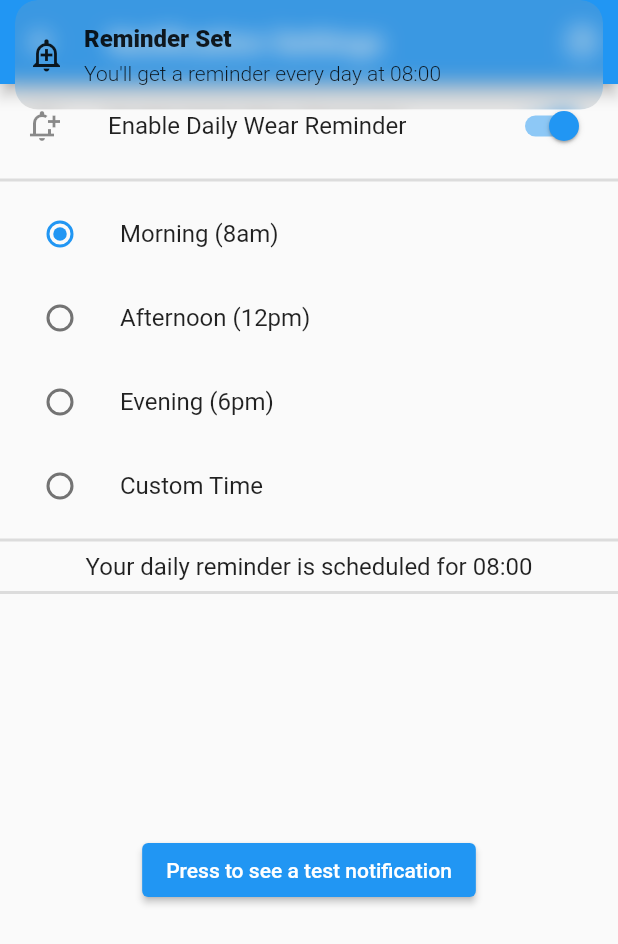
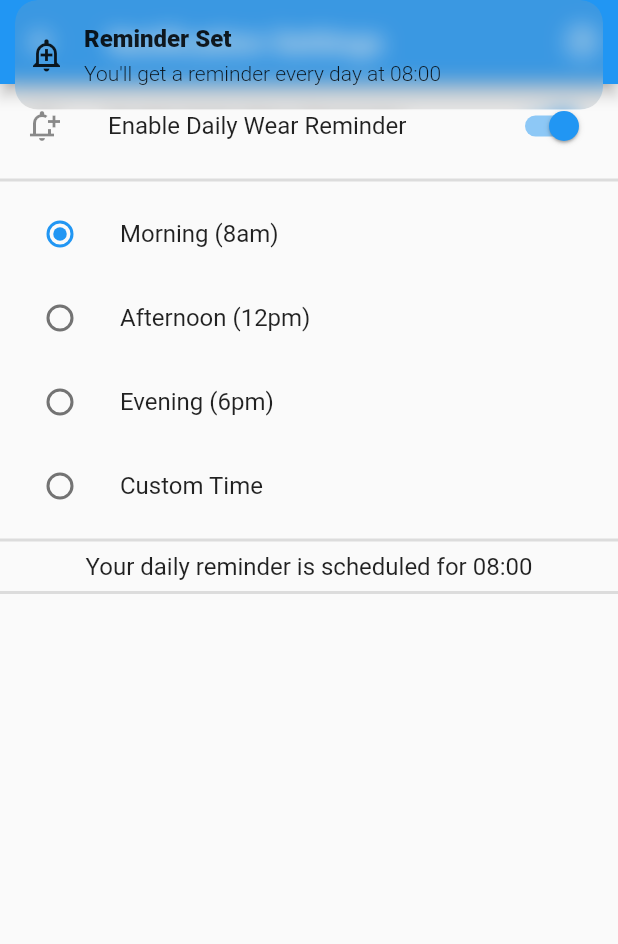
Before and after one commit to Stif-UK/WristCheck, a Flutter app: the Notifications screen opened directly, after a tap on "Enable Daily Wear Reminder", on a phone screen of 412 x 824 dp. Shown: the top 944 px of the screen. Run offline on Flutter 3.47's test engine with Material 2 defaults, Android fonts, the phone set to English and light mode, and no system bars; drawn by our look-alikes of google_mobile_ads; our stand-ins replace file_picker, flutter_local_notifications, flutter_markdown, get, hive, hive_flutter and 7 more; accounts and stored records are empty; network calls fail.

Commit message:
removed test notification button and added notification and permission check when setting schedule

```diff
--- a/lib/ui/notifications.dart
+++ b/lib/ui/notifications.dart
@@ -178,17 +178,17 @@ class _NotificationsState extends State<Notifications> {
                 _selectedTime == null? const SizedBox(height: 20,): Text("Your daily reminder is scheduled for ${_selectedTime!.substring(10,_selectedTime!.length-1)}",
                 style: const TextStyle(fontSize: 16, ),),
                 _selectedTime == null? const SizedBox(height: 0,): const Divider(thickness: 2,),
-                Expanded(
-                  child: Column(
-                    mainAxisAlignment: MainAxisAlignment.end,
-                    children: [
-                      ElevatedButton(onPressed: () async {
-                        await notificationService.showNotification(id: 0, title: "WristCheck Reminder", body: "Don't forget to log what's on your wrist!");
-                      }, child: const Text("Press to see a test notification")),
-                      const SizedBox(height: 120,)
-                    ],
-                  ),
-                ),
+                // Expanded(
+                //   child: Column(
+                //     mainAxisAlignment: MainAxisAlignment.end,
+                //     children: [
+                //       ElevatedButton(onPressed: () async {
+                //         await notificationService.showNotification(id: 0, title: "WristCheck Reminder", body: "Don't forget to log what's on your wrist!");
+                //       }, child: const Text("Press to see a test notification")),
+                //       const SizedBox(height: 120,)
+                //     ],
+                //   ),
+                // ),
 
               ],
             ),
@@ -206,6 +206,7 @@ class _NotificationsState extends State<Notifications> {
     await WristCheckPreferences.setDailyNotificationTime(customTime.toString());
     notificationService.showScheduledNotification(id: 1, title: "WristCheck Reminder", body: "Don't forget to track what's on your wrist today!", time: customTime!);
     String timeString = _selectedTime!.substring(10, _selectedTime!.length-1);
+    notificationService.showNotification(id: 0, title: "WristCheck Reminder", body: "Your notifications have now been scheduled for $timeString every day!");
     WristCheckSnackBars.dailyNotification(timeString);
   }
 }
```
